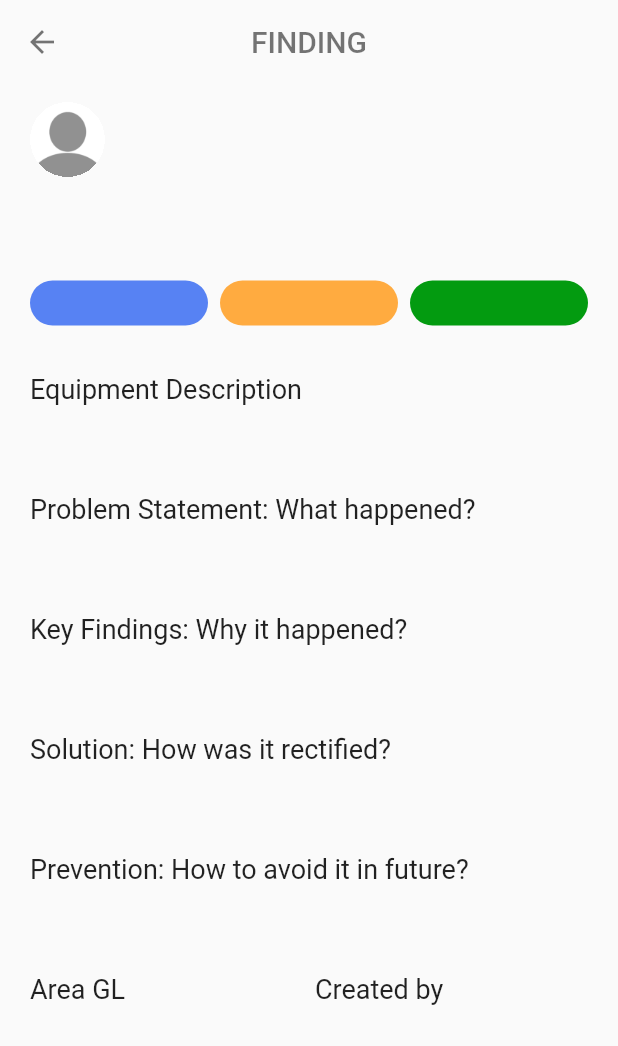
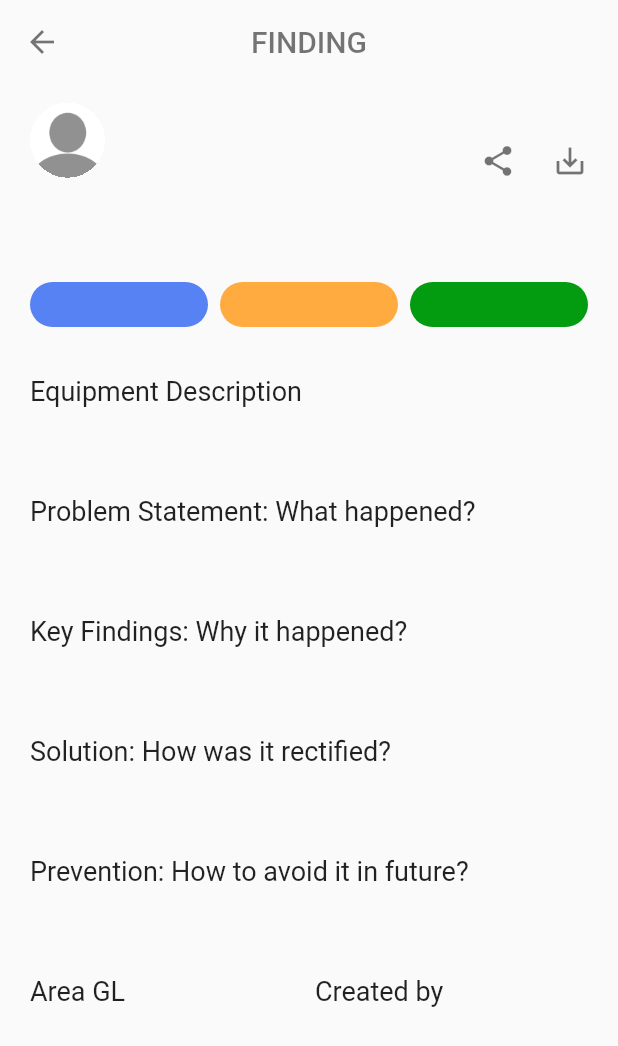
Before and after one commit to hashirsidd/engro-findings, a Flutter app: the FindingDetailView screen opened directly with empty values, on a phone screen of 412 x 824 dp. Shown: the top 1046 px of the screen. Run offline on Flutter 3.47's test engine with Material 2 defaults, Android fonts, the phone set to English and light mode, and no system bars; our stand-ins replace cached_network_image, cloud_firestore, firebase_auth, firebase_core, firebase_storage, font_awesome_flutter and 8 more; missing offline and left inert: dart:ffi; accounts and stored records are empty.

Commit message:
added delete finding

```diff
--- a/lib/app/custom_widgets/widgets/finding_details_widget.dart
+++ b/lib/app/custom_widgets/widgets/finding_details_widget.dart
@@ -1,6 +1,7 @@
 import 'package:Findings/app/custom_widgets/widgets/image_viewer.dart';
 import 'package:Findings/app/data/findings_model.dart';
 import 'package:Findings/app/data/user_model.dart';
+import 'package:Findings/app/modules/home/controllers/home_controller.dart';
 import 'package:Findings/app/utils/spacing.dart';
 import 'package:cached_network_image/cached_network_image.dart';
 import 'package:flutter/material.dart';
@@ -10,11 +11,13 @@ import 'package:get/get_core/src/get_main.dart';
 class FindingDetailsWidget extends StatelessWidget {
   final FindingsModel finding;
   final UserModel user;
+  final Function reload;
 
   FindingDetailsWidget({
     Key? key,
     required this.finding,
     required this.user,
+    required this.reload,
   }) : super(key: key);
 
   @override
@@ -64,6 +67,9 @@ class FindingDetailsWidget extends StatelessWidget {
                 ],
               ),
               const Spacer(),
+              Column(
+                crossAxisAlignment: CrossAxisAlignment.end,
+                children: [
                   Text(
                     finding.date,
                     style: const TextStyle(
@@ -71,6 +77,35 @@ class FindingDetailsWidget extends StatelessWidget {
                         fontWeight: FontWeight.w500,
                         color: Colors.grey,
                         fontStyle: FontStyle.italic),
+                  ),
+                  Spacing.vStandard,
+                  Row(
+                    mainAxisAlignment: MainAxisAlignment.end,
+                    children: [
+                      Icon(
+                        Icons.share,
+                        color: Colors.black54,
+                      ),
+                      Spacing.hLarge,
+                      Icon(
+                        Icons.save_alt,
+                        color: Colors.black54,
+                      ),
+                      if (user.isAdmin) ...[
+                        Spacing.hLarge,
+                        GestureDetector(
+                          onTap: () {
+                            HomeController.deleteFindingDialog(finding.id, reload);
+                          },
+                          child: Icon(
+                            Icons.delete,
+                            color: Colors.black54,
+                          ),
+                        ),
+                      ]
+                    ],
+                  ),
+                ],
               ),
             ],
           ),
--- a/lib/app/custom_widgets/widgets/findings_detail_view.dart
+++ b/lib/app/custom_widgets/widgets/findings_detail_view.dart
@@ -9,10 +9,12 @@ import 'package:Findings/app/custom_widgets/widgets/appBar.dart';
 class FindingDetailView extends GetView {
   final FindingsModel finding;
   final UserModel user;
+  final Function reload;
 
   const FindingDetailView({
     required this.finding,
     required this.user,
+    required this.reload,
     Key? key,
   }) : super(key: key);
 
@@ -25,8 +27,9 @@ class FindingDetailView extends GetView {
       body: Padding(
         padding: const EdgeInsets.symmetric(horizontal: 20, vertical: 8.0),
         child: FindingDetailsWidget(
-          user: user,
-          finding: finding,
+            user: user,
+            finding: finding,
+            reload: reload,
         ),
       ),
     );
--- a/lib/app/data/findings_model.dart
+++ b/lib/app/data/findings_model.dart
@@ -24,6 +24,8 @@ class FindingsModel {
   String createdByEmail;
   String createdByUid;
   String areaGl;
+  String id;
+  bool pinned;
   dynamic timeStamp;
 
   FindingsModel({
@@ -43,6 +45,8 @@ class FindingsModel {
     required this.createdByUid,
     required this.timeStamp,
     required this.areaGl,
+    required this.id,
+    required this.pinned,
   });
 
   factory FindingsModel.fromJson(Map<String, dynamic> json) => FindingsModel(
@@ -62,6 +66,8 @@ class FindingsModel {
         createdByUid: json["createdByUid"],
         timeStamp: json["timeStamp"],
         areaGl: json["areaGl"],
+        id: json["id"],
+        pinned: json["pinned"],
       );
 
   Map<String, dynamic> toJson() => {
@@ -81,5 +87,7 @@ class FindingsModel {
         "createdByUid": createdByUid,
         "timeStamp": timeStamp,
         "areaGl": areaGl,
+        'id': id,
+        'pinned': pinned,
       };
 }
--- a/lib/app/modules/dashboard/controllers/dashboard_controller.dart
+++ b/lib/app/modules/dashboard/controllers/dashboard_controller.dart
@@ -49,6 +49,7 @@ class DashboardController extends GetxController {
       Get.to(() => FindingDetailView(
             user: user,
             finding: findings[i],
+            reload: loadData,
           ));
     }
   }
@@ -77,6 +78,9 @@ class DashboardController extends GetxController {
   Future<void> loadData() async {
     try {
       Get.dialog(LoadingDialog());
+      print("here");
+      findings.clear();
+      chartData.clear();
       QuerySnapshot<Map<String, dynamic>> findingsData = await FirebaseFirestore.instance
           .collection('findings')
           .where('isApproved', isEqualTo: 1)
@@ -106,6 +110,7 @@ class DashboardController extends GetxController {
         chartData.add(ChartData('WORK SHOP', overview.data()!["workshop stationary"],
             overview.data()!["workshop machinery"]));
       }
+      findings.refresh();
       Get.back();
     } catch (e) {
       Get.back();
--- a/lib/app/modules/dashboard/views/dashboard_view.dart
+++ b/lib/app/modules/dashboard/views/dashboard_view.dart
@@ -24,7 +24,6 @@ class DashboardView extends GetView<DashboardController> {
           child: Padding(
             padding: const EdgeInsets.symmetric(horizontal: 20.0),
             child: Column(
-              // crossAxisAlignment: CrossAxisAlignment.start,
               children: [
                 Row(
                   mainAxisAlignment: MainAxisAlignment.center,
--- a/lib/app/modules/findingsApproval/controllers/edit_finding_controller.dart
+++ b/lib/app/modules/findingsApproval/controllers/edit_finding_controller.dart
@@ -64,6 +64,8 @@ class EditFindingsController extends FindingsController {
         createdByUid: homeController.user.value.uid,
         timeStamp: FieldValue.serverTimestamp(),
         areaGl: areaGlController.text.trim(),
+        id: 'l',
+        pinned: false,
       );
       try {
         if (isApprovalEdit) {
--- a/lib/app/modules/findingsApproval/controllers/findings_approval_controller.dart
+++ b/lib/app/modules/findingsApproval/controllers/findings_approval_controller.dart
@@ -32,8 +32,7 @@ class FindingsApprovalController extends GetxController {
     editFindingsController.areaGlController.text = unApprovedFindings[index].areaGl;
     editFindingsController.createdByController.text = unApprovedFindings[index].createdByEmail;
     editFindingsController.images.value = List.from(unApprovedFindings[index].images);
-    print(editFindingsController.images.length);
-    print(unApprovedFindings[index].images.length);
+    editFindingsController.findingId = unApprovedFindings[index].id;
 
     Get.to(() => EditFindingsView());
   }
@@ -97,6 +96,7 @@ class FindingsApprovalController extends GetxController {
             onTapApprove: () => onTapApprove(i),
             onTapReject: () => onTapReject(i),
             onTapEdit: () => onTapEdit(i),
+            reload: loadData,
           ));
     }
   }
--- a/lib/app/modules/findingsApproval/views/Approve_reject_finding.dart
+++ b/lib/app/modules/findingsApproval/views/Approve_reject_finding.dart
@@ -12,6 +12,7 @@ class ApproveRejectFindingView extends GetView {
   final Function onTapApprove;
   final Function onTapReject;
   final Function onTapEdit;
+  final Function reload;
 
   const ApproveRejectFindingView({
     required this.finding,
@@ -19,6 +20,7 @@ class ApproveRejectFindingView extends GetView {
     required this.onTapApprove,
     required this.onTapReject,
     required this.onTapEdit,
+    required this.reload,
     Key? key,
   }) : super(key: key);
 
@@ -35,6 +37,7 @@ class ApproveRejectFindingView extends GetView {
             child: FindingDetailsWidget(
               user: user,
               finding: finding,
+              reload: reload,
             ),
           ),
           Align(
--- a/lib/app/modules/searchFindings/views/findings_details_view.dart
+++ b/lib/app/modules/searchFindings/views/findings_details_view.dart
@@ -8,11 +8,13 @@ import '../../../custom_widgets/widgets/appBar.dart';
 class FindingDetailsView extends StatelessWidget {
   final FindingsModel finding;
   final UserModel user;
+  final Function reload;
 
   const FindingDetailsView({
     Key? key,
     required this.finding,
     required this.user,
+    required this.reload,
   }) : super(key: key);
 
   @override
@@ -45,6 +47,7 @@ class FindingDetailsView extends StatelessWidget {
         child: FindingDetailsWidget(
           user: user,
           finding: finding,
+          reload: reload,
         ),
       ),
     );
--- a/lib/app/modules/submittedFindings/controllers/submitted_findings_controller.dart
+++ b/lib/app/modules/submittedFindings/controllers/submitted_findings_controller.dart
@@ -18,11 +18,13 @@ class SubmittedFindingsController extends GetxController {
   RxBool isLoading = false.obs;
   List<String> findingsId = [];
 
+
   onTapCard(int i) async {
     HomeController homeController = Get.find();
     Get.to(() => FindingDetailsView(
           user: homeController.user.value,
           finding: myFindings[i],
+          reload: loadData,
         ));
   }
 
@@ -44,6 +46,7 @@ class SubmittedFindingsController extends GetxController {
     editFindingsController.areaGlController.text = myFindings[index].areaGl;
     editFindingsController.createdByController.text = myFindings[index].createdByEmail;
     editFindingsController.images.value = List.from(myFindings[index].images);
+    editFindingsController.findingId = myFindings[index].id;
     Get.to(() => EditFindingsView());
   }
 
```
Also changed, not shown: lib/app/custom_widgets/dialogs/submit_dialog.dart (+12 -22 lines), lib/app/data/user_model.dart (+3 -4 lines), lib/app/modules/fileFindings/controllers/file_findings_controller.dart (+6 -2 lines), lib/app/modules/home/controllers/home_controller.dart (+41 -1 lines). Lines whose indentation alone changed are shown as unchanged.
